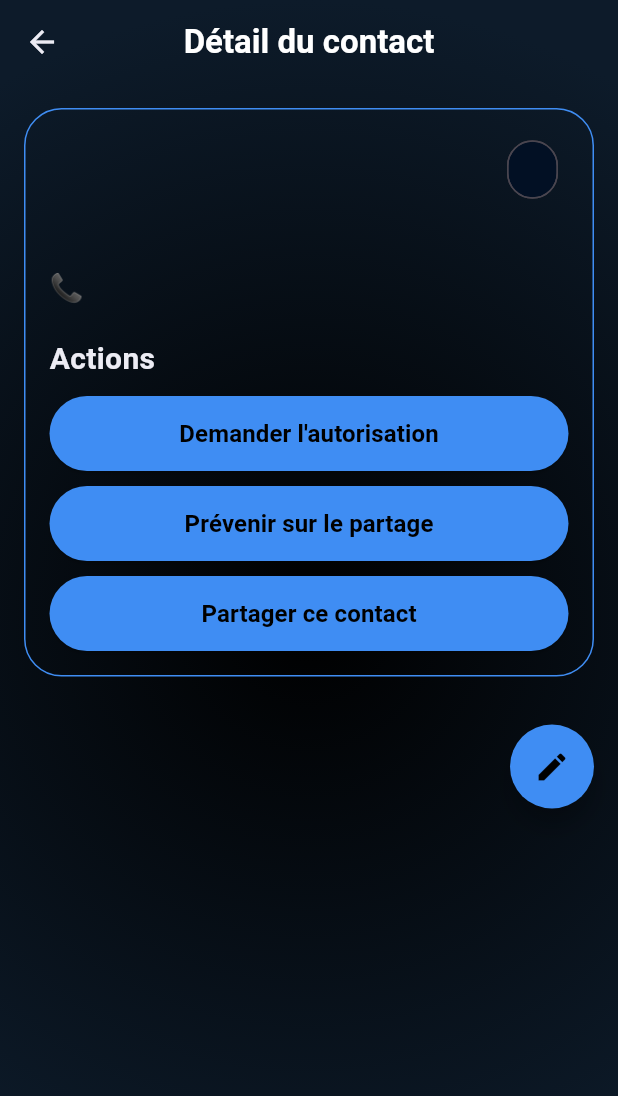
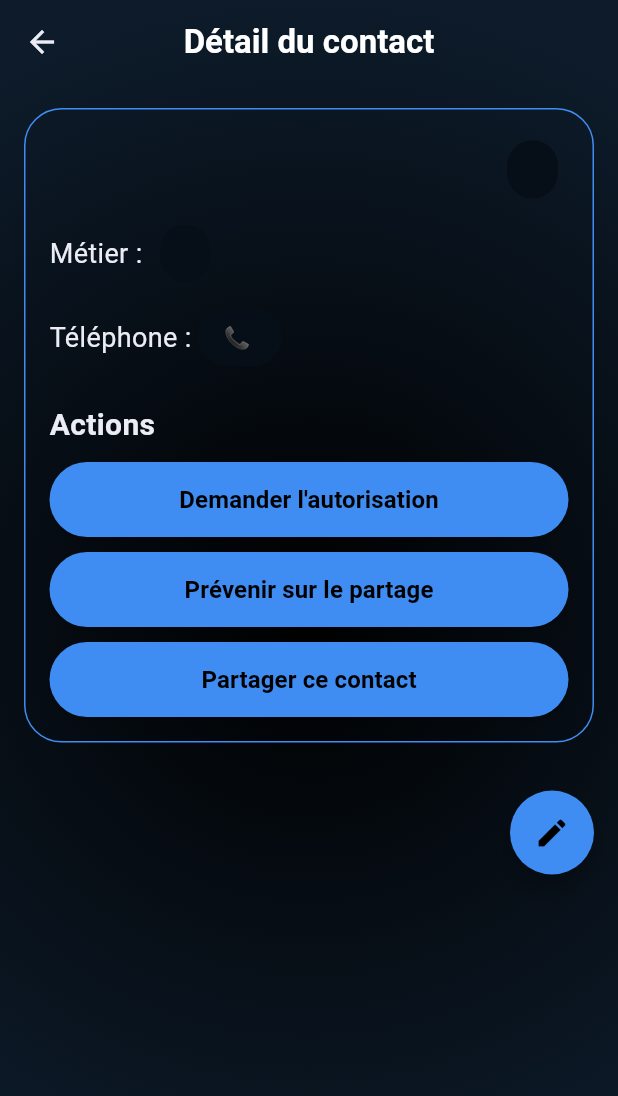
Before and after one commit to thibaultpkahn/RelayMe, a Flutter app: the ContactDetailScreen screen opened directly with empty values, on a phone screen of 412 x 824 dp. Shown: the top 1096 px of the screen. Run offline on Flutter 3.47's test engine with Material 3 defaults, Android fonts, the phone set to English and light mode, and no system bars; our stand-ins replace cloud_firestore, firebase_core; accounts and stored records are empty.

Commit message:
Modification des infos du contact

```diff
--- a/lib/screens/contact_detail_screen.dart
+++ b/lib/screens/contact_detail_screen.dart
@@ -79,32 +79,70 @@ class ContactDetailScreen extends StatelessWidget {
                             Chip(
                               label: Text(
                                 contact["category"],
-                                style: const TextStyle(color: AppColors.primary),
+                                style: const TextStyle(color: AppColors.primary, fontSize: 14),
                               ),
-                              backgroundColor: Color(0xFF021024),
+                              backgroundColor: AppColors.tertiary,
                               shape: RoundedRectangleBorder(
                                 borderRadius: BorderRadius.circular(20),
+                                side: BorderSide(color: Colors.transparent),
                               ),
                             ),
                           ],
                         ),
                         const SizedBox(height: 8),
                         // Métier
+                        // Métier
+                        Row(
+                          children: [
                             Text(
-                          contact["job"],
+                              "Métier : ",
                               style: const TextStyle(
                                 fontSize: 18,
                                 color: AppColors.whiteText,
                               ),
                             ),
+                            Chip(
+                              label: Text(
+                                contact["job"],
+                                style: const TextStyle(
+                                  fontSize: 14,
+                                  color: AppColors.primary,
+                                ),
+                              ),
+                              backgroundColor: AppColors.tertiary,
+                              shape: RoundedRectangleBorder(
+                                borderRadius: BorderRadius.circular(20),
+                                side: BorderSide(color: Colors.transparent),
+                              ),
+                            ),
+                          ],
+                        ),
                         const SizedBox(height: 8),
                         // Numéro de téléphone
+                        Row(
+                          children: [
                             Text(
-                          "📞 ${contact["phone"]}",
+                              "Téléphone : ",
                               style: const TextStyle(
                                 fontSize: 18,
                                 color: AppColors.whiteText,
                               ),
+                            ),
+                            Chip(
+                              label: Text(
+                                "📞 ${contact["phone"]}",
+                                style: const TextStyle(
+                                  fontSize: 14,
+                                  color: AppColors.primary,
+                                ),
+                              ),
+                              backgroundColor: AppColors.tertiary,
+                              shape: RoundedRectangleBorder(
+                                borderRadius: BorderRadius.circular(20),
+                                side: BorderSide(color: Colors.transparent),
+                              ),
+                            ),
+                          ],
                         ),
                         const SizedBox(height: 20),
                         // Section Actions
```
Lines whose indentation alone changed are shown as unchanged.
